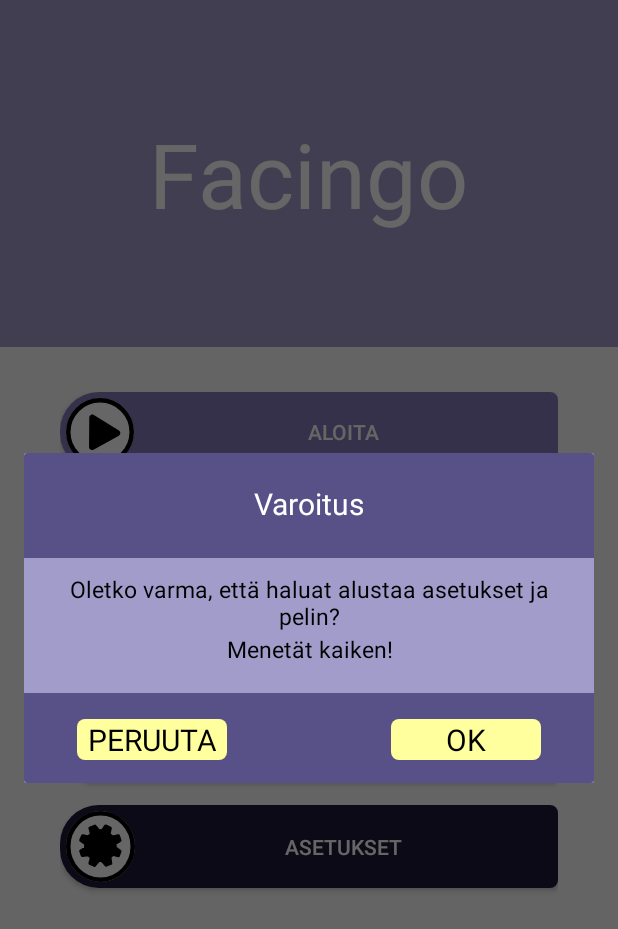
After one commit to Malitsu/projectparsta, an Android app: the fragment ResetDialog placed in its activity, on a phone screen of 412 x 824 dp. The commit adds this screen. Shown: the top 929 px of the screen. Run offline under Robolectric (Android 15) with nearby library versions, the phone set to English and light mode, and no system bars.

Commit message:
Resetting settings and game is now possible.
Pressing the reset button in the settings now prompts a new dialog warning the player about resetting the game and settings, and upon pressing ok everything is cleared.

```diff
--- /dev/null
+++ b/app/src/main/java/fi/tuni/parsta/ResetDialog.java
@@ -0,0 +1,48 @@
+package fi.tuni.parsta;
+
+import android.content.SharedPreferences;
+import android.os.Bundle;
+import android.util.Log;
+import android.view.LayoutInflater;
+import android.view.View;
+import android.view.ViewGroup;
+import android.widget.TextView;
+
+import androidx.fragment.app.DialogFragment;
+
+
+public class ResetDialog extends DialogFragment {
+    private TextView mActionOk, mActionCancel;
+    SharedPreferences sharedPreferences;
+
+
+    @Override
+    public View onCreateView(LayoutInflater inflater, ViewGroup container, Bundle savedInstanceState) {
+        View view = inflater.inflate(R.layout.dialog_resetgame,container,false);
+        mActionCancel = view.findViewById(R.id.action_cancel);
+        mActionOk = view.findViewById(R.id.action_ok);
+
+        mActionCancel.setOnClickListener(new View.OnClickListener() {
+            @Override
+            public void onClick(View view) {
+                SettingsDialog dialog = new SettingsDialog();
+                dialog.show(getFragmentManager(), "SettingsDialog");
+                getDialog().dismiss();
+            }
+        });
+
+        mActionOk.setOnClickListener(new View.OnClickListener() {
+            @Override
+            public void onClick(View view) {
+                getContext().getSharedPreferences("settings",0).edit().clear().apply();
+                getContext().getSharedPreferences("progress",0).edit().clear().apply();
+                Log.d("SettingsDialog","Settings reset: ");
+                getDialog().dismiss();
+            }
+        });
+
+        return view;
+    }
+
+
+}
--- a/app/src/main/java/fi/tuni/parsta/SettingsDialog.java
+++ b/app/src/main/java/fi/tuni/parsta/SettingsDialog.java
@@ -6,6 +6,7 @@ import android.util.Log;
 import android.view.LayoutInflater;
 import android.view.View;
 import android.view.ViewGroup;
+import android.widget.Button;
 import android.widget.CheckBox;
 import android.widget.RadioButton;
 import android.widget.RadioGroup;
@@ -26,6 +27,8 @@ public class SettingsDialog extends DialogFragment {
     RadioGroup radioGroup;
     private CheckBox vibrationSettings;
     private boolean vibrationOn;
+    private Button resetApp;
+    ResetDialog dialog;
 
     @Override
     public View onCreateView(LayoutInflater inflater, ViewGroup container, Bundle savedInstanceState) {
@@ -39,6 +42,7 @@ public class SettingsDialog extends DialogFragment {
         finnish = view.findViewById(R.id.finnish);
         english = view.findViewById(R.id.english);
         radioGroup = view.findViewById(R.id.radio);
+        resetApp = view.findViewById(R.id.reset_app);
 
         //get this from saved memory when that is created.
         soundEffectsOn = getSettingsPrefs("sound");
@@ -89,6 +93,14 @@ public class SettingsDialog extends DialogFragment {
             }
         });
 
+        resetApp.setOnClickListener(new View.OnClickListener() {
+            @Override
+            public void onClick(View view) {
+                dialog = new ResetDialog();
+                dialog.show(getFragmentManager(), "ResetDialog");
+                getDialog().dismiss();
+            }
+        });
         return view;
     }
 
--- /dev/null
+++ b/app/src/main/res/layout/dialog_resetgame.xml
@@ -0,0 +1,105 @@
+<?xml version="1.0" encoding="utf-8"?>
+<RelativeLayout
+    xmlns:android="http://schemas.android.com/apk/res/android" android:layout_width="match_parent"
+    android:layout_height="match_parent">
+
+    <LinearLayout
+        android:layout_width="match_parent"
+        android:layout_height="220dp"
+        android:background="#fff"
+        android:id="@+id/start_rel"
+        android:orientation="vertical">
+
+        <RelativeLayout
+            android:id="@+id/heading_rel"
+            android:layout_width="match_parent"
+            android:layout_height="70dp"
+            android:layout_above="@+id/language_rel"
+            android:layout_alignParentTop="true"
+            android:layout_marginTop="0dp"
+            android:layout_marginRight="0dp"
+            android:layout_marginLeft="0dp"
+            android:background="#585188"
+            android:padding="10dp">
+
+            <TextView
+                android:id="@+id/heading"
+                android:layout_width="match_parent"
+                android:layout_height="wrap_content"
+                android:gravity="center"
+                android:text="@string/layoutSettingsDialog_checkbox_warning"
+                android:textAlignment="center"
+                android:textColor="#fff"
+                android:textSize="20sp"
+                android:paddingTop="10dp"/>
+
+        </RelativeLayout>
+
+        <RelativeLayout
+            android:id="@+id/language_rel"
+            android:layout_width="match_parent"
+            android:layout_height="90dp"
+            android:layout_above="@+id/reset_app"
+            android:background="#a29ccb"
+            android:padding="10dp">
+            <TextView
+                android:layout_width="match_parent"
+                android:layout_height="wrap_content"
+                android:gravity="center"
+                android:text="@string/layoutSettingsDialog_checkbox_warning_message1"
+                android:textColor="#000"
+                android:textSize="15dp"
+                android:layout_marginBottom="10dp"/>
+
+            <TextView
+                android:layout_width="match_parent"
+                android:layout_height="wrap_content"
+                android:gravity="center"
+                android:text="@string/layoutSettingsDialog_checkbox_warning_message2"
+                android:textColor="#000"
+                android:textSize="15dp"
+                android:layout_marginTop="40dp"/>
+
+        </RelativeLayout>
+
+        <RelativeLayout
+            android:id="@+id/bottom_rel"
+            android:layout_width="match_parent"
+            android:layout_height="60dp"
+            android:layout_marginBottom="10dp"
+            android:background="#585188"
+            android:padding="15dp"
+            >
+
+            <TextView
+                android:id="@+id/action_ok"
+                android:layout_width="100sp"
+                android:minWidth="100sp"
+                android:layout_height="wrap_content"
+                android:layout_alignParentRight="true"
+                android:layout_alignParentBottom="true"
+                android:layout_marginRight="20dp"
+                android:text="@string/okBtn_text"
+                android:textColor="#000"
+                android:textSize="20sp"
+                android:gravity="center"
+                android:background="@drawable/quit_button"/>
+
+            <TextView
+                android:id="@+id/action_cancel"
+                android:layout_width="100sp"
+                android:minWidth="100sp"
+                android:layout_height="wrap_content"
+                android:layout_alignParentLeft="true"
+                android:layout_alignParentBottom="true"
+                android:layout_marginLeft="20dp"
+                android:text="@string/layoutSettingsDialog_text_cancel"
+                android:textColor="#000"
+                android:textSize="20sp"
+                android:gravity="center"
+                android:background="@drawable/quit_button"/>
+        </RelativeLayout>
+
+
+    </LinearLayout>
+</RelativeLayout>
--- a/app/src/main/res/values/strings.xml
+++ b/app/src/main/res/values/strings.xml
@@ -38,6 +38,9 @@
     <string name="layoutSettingsDialog_checkbox_language_fin">"Suomi"</string>
     <string name="layoutSettingsDialog_checkbox_language_eng">"Englanti"</string>
     <string name="layoutSettingsDialog_checkbox_reset">"Nollaa asetukset"</string>
+    <string name="layoutSettingsDialog_checkbox_warning">"Varoitus"</string>
+    <string name="layoutSettingsDialog_checkbox_warning_message1">"Oletko varma, että haluat alustaa asetukset ja pelin?"</string>
+    <string name="layoutSettingsDialog_checkbox_warning_message2">"Menetät kaiken!"</string>
     <string name="layoutSettingsDialog_text_cancel">PERUUTA</string>
 
 </resources>
```
